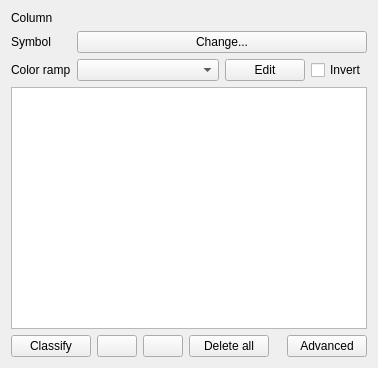
Before: the Qt Designer form src/ui/qgscategorizedsymbolrendererv2widget.ui in qgis/QGIS, drawn with Qt 5.
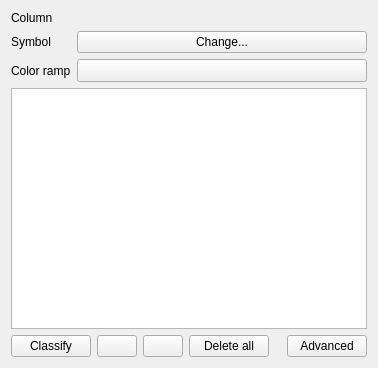
After: the same form once the commit is applied. Icons and pictures are not drawn. Custom widgets are drawn as their Qt base class.

Commit message: color ramp button widget for gradiant fill and categorized renderer

```diff
--- a/src/ui/qgscategorizedsymbolrendererv2widget.ui
+++ b/src/ui/qgscategorizedsymbolrendererv2widget.ui
@@ -76,32 +76,24 @@
    <item row="2" column="1">
     <layout class="QHBoxLayout" name="horizontalLayout">
      <item>
-      <widget class="QgsColorRampComboBox" name="cboCategorizedColorRamp">
+      <widget class="QgsColorRampButton" name="btnColorRamp">
        <property name="sizePolicy">
         <sizepolicy hsizetype="Expanding" vsizetype="Fixed">
-         <horstretch>1</horstretch>
-         <verstretch>0</verstretch>
-        </sizepolicy>
-       </property>
-      </widget>
-     </item>
-     <item>
-      <widget class="QPushButton" name="mButtonEditRamp">
-       <property name="text">
-        <string>Edit</string>
-       </property>
-      </widget>
-     </item>
-     <item>
-      <widget class="QCheckBox" name="cbxInvertedColorRamp">
-       <property name="sizePolicy">
-        <sizepolicy hsizetype="Fixed" vsizetype="Fixed">
          <horstretch>0</horstretch>
          <verstretch>0</verstretch>
         </sizepolicy>
        </property>
-       <property name="text">
-        <string>Invert</string>
+       <property name="minimumSize">
+        <size>
+         <width>120</width>
+         <height>0</height>
+        </size>
+       </property>
+       <property name="maximumSize">
+        <size>
+         <width>16777215</width>
+         <height>16777215</height>
+        </size>
        </property>
       </widget>
      </item>
@@ -223,9 +215,10 @@
    <container>1</container>
   </customwidget>
   <customwidget>
-   <class>QgsColorRampComboBox</class>
-   <extends>QComboBox</extends>
-   <header>qgscolorrampcombobox.h</header>
+   <class>QgsColorRampButton</class>
+   <extends>QToolButton</extends>
+   <header>qgscolorrampbutton.h</header>
+   <container>1</container>
   </customwidget>
  </customwidgets>
  <tabstops>
```
The commit also changes 14 other files.
